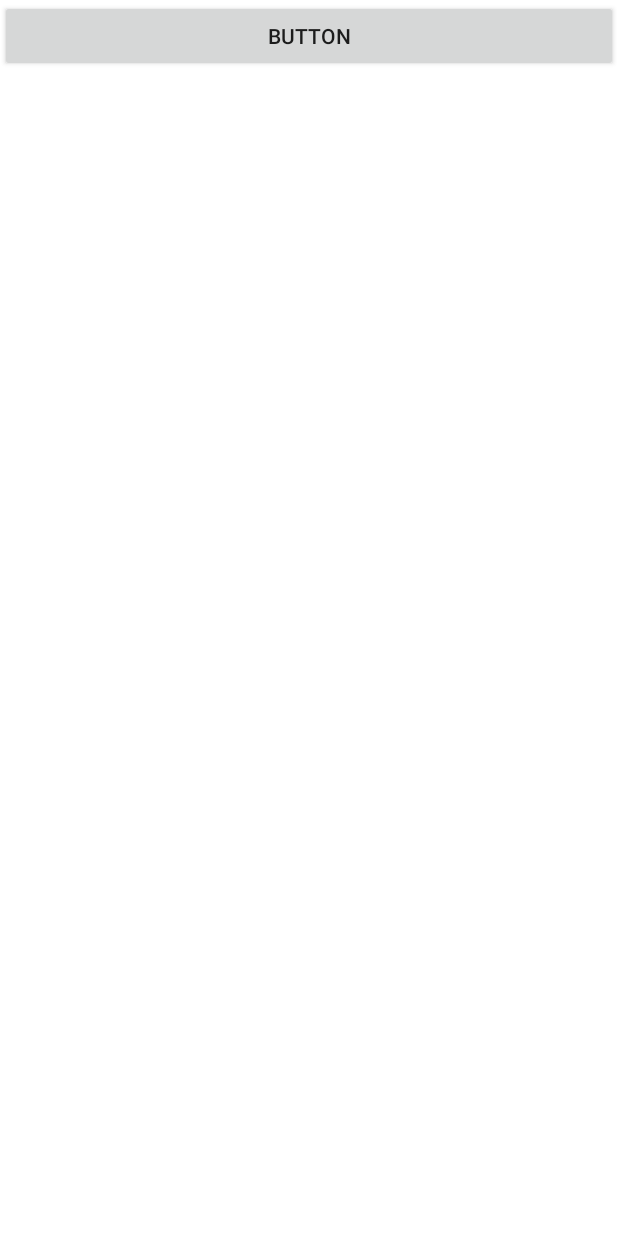
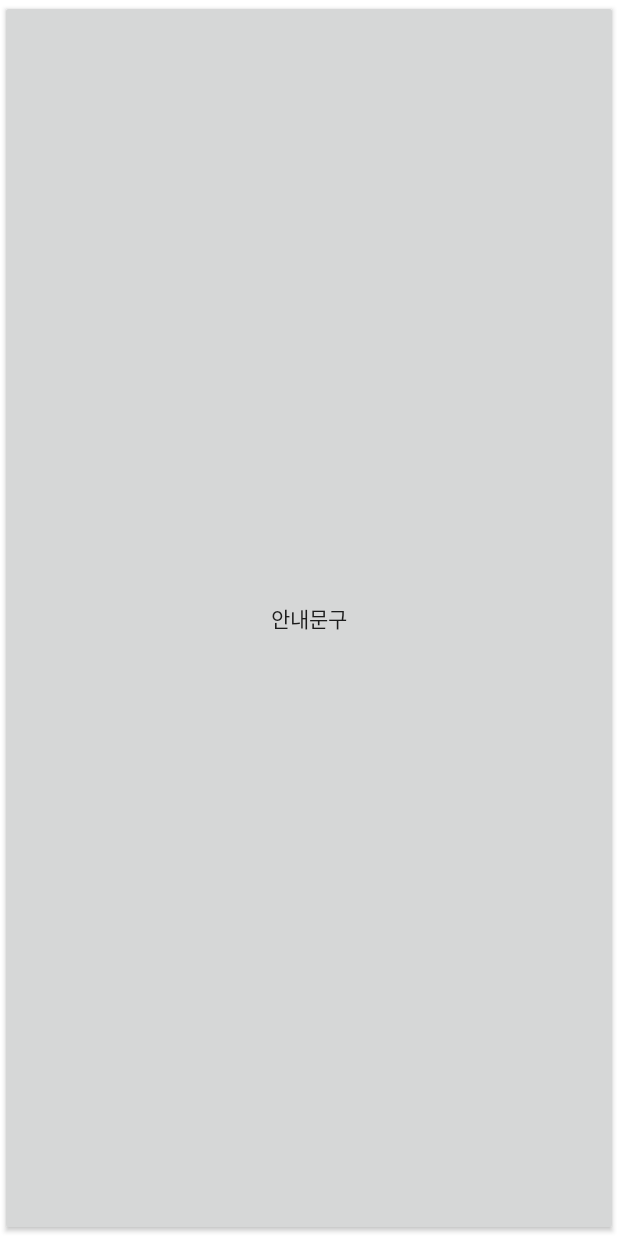
Before and after one commit to rong5026/SoSo-Com-Android, an Android app: the screen it shows after launch (HomeActivity), on a phone screen of 412 x 824 dp. Run offline under Robolectric (Android 15) with nearby library versions, the phone set to English and light mode, and no system bars; libraries missing offline, so code that uses them is left out: org.pytorch, org.pytorch.torchvision.

Commit message:
[ADD] 뒤로가기 버튼시 안내문구

```diff
--- /dev/null
+++ b/app/src/main/assets/best.txt
@@ -0,0 +1,2 @@
+코카콜라제로250ML
+코카콜라355ML
--- a/app/src/main/java/com/example/pytorchandroid/fragment/notice_fragment.java
+++ b/app/src/main/java/com/example/pytorchandroid/fragment/notice_fragment.java
@@ -1,21 +1,38 @@
 package com.example.pytorchandroid.fragment;
 
 
+
+import android.media.MediaParser;
+import android.media.MediaPlayer;
 import android.os.Bundle;
+import android.util.Log;
 import android.view.LayoutInflater;
 import android.view.View;
 import android.view.ViewGroup;
+import android.widget.Button;
 
 import androidx.fragment.app.Fragment;
 
+import com.example.pytorchandroid.MainActivity;
 import com.example.pytorchandroid.R;
 
-public class notice_fragment extends Fragment {
+public class notice_fragment extends Fragment implements View.OnClickListener{
+
+
+    MediaPlayer mediaPlayer;
 
     @Override
     public View onCreateView(LayoutInflater inflater, ViewGroup container,
                              Bundle savedInstanceState) {
-        return (ViewGroup) inflater.inflate(
-                R.layout.notice, container, false);
+        View view = inflater.inflate(R.layout.notice, container, false);
+        Button button = (Button) view.findViewById(R.id.notice_button);
+        button.setOnClickListener(this);
+        return view;
+    }
+
+    public void onClick(View view){
+
+        mediaPlayer = MediaPlayer.create(getActivity(), R.raw.picachu);
+        mediaPlayer.start();
     }
 }
--- a/app/src/main/res/layout/notice.xml
+++ b/app/src/main/res/layout/notice.xml
@@ -1,20 +1,17 @@
 <?xml version="1.0" encoding="utf-8"?>
-<ScrollView xmlns:android="http://schemas.android.com/apk/res/android"
-    android:id="@+id/content"
+<androidx.constraintlayout.widget.ConstraintLayout xmlns:android="http://schemas.android.com/apk/res/android"
+    xmlns:app="http://schemas.android.com/apk/res-auto"
+    xmlns:tools="http://schemas.android.com/tools"
     android:layout_width="match_parent"
-    android:layout_height="match_parent" >
+    android:layout_height="match_parent">
 
-
-    <!--    <TextView style="?android:textAppearanceMedium"-->
-    <!--        android:padding="16dp"-->
-    <!--        android:lineSpacingMultiplier="1.2"-->
-    <!--        android:layout_width="match_parent"-->
-    <!--        android:layout_height="match_parent"-->
-    <!--        android:text="sdfsdf"-->
-    <!--        android:background="@color/purple_500"/>-->
     <Button
-        android:id="@+id/button"
+        android:id="@+id/notice_button"
         android:layout_width="match_parent"
-        android:layout_height="wrap_content"
-        android:text="Button" />
-</ScrollView>
+        android:layout_height="match_parent"
+        android:text="안내문구"
+        app:layout_constraintBottom_toBottomOf="parent"
+        app:layout_constraintEnd_toEndOf="parent"
+        app:layout_constraintStart_toStartOf="parent"
+        app:layout_constraintTop_toTopOf="parent" />
+</androidx.constraintlayout.widget.ConstraintLayout>
```
Also changed, not shown: app/src/main/java/com/example/pytorchandroid/HomeActivity.java (+14 -7 lines), 5 other files.
